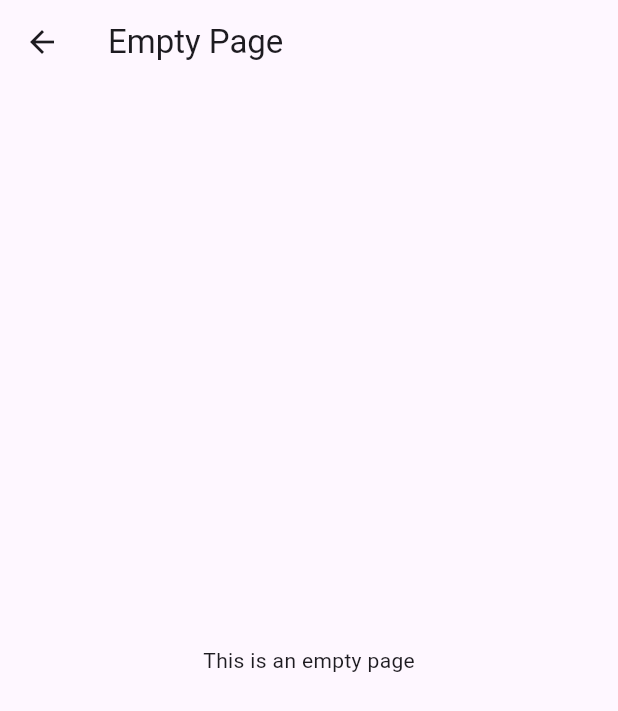
After one commit to kanishkazoysa/CalculatorApp, a Flutter app: the EmptyPage screen opened directly, on a phone screen of 412 x 824 dp. The commit adds this screen. Shown: the top 711 px of the screen. Run offline on Flutter 3.47's test engine with Material 3 defaults, Android fonts, the phone set to English and light mode, and no system bars; our stand-ins replace math_expressions.

Commit message:
add new page

```diff
--- /dev/null
+++ b/lib/empty_page.dart
@@ -0,0 +1,15 @@
+import 'package:flutter/material.dart';
+
+class EmptyPage extends StatelessWidget {
+  @override
+  Widget build(BuildContext context) {
+    return Scaffold(
+      appBar: AppBar(
+        title: const Text('Empty Page'),
+      ),
+      body: const Center(
+        child: Text('This is an empty page'),
+      ),
+    );
+  }
+}
```
Also changed, not shown: lib/main.dart (+8 -0 lines).
